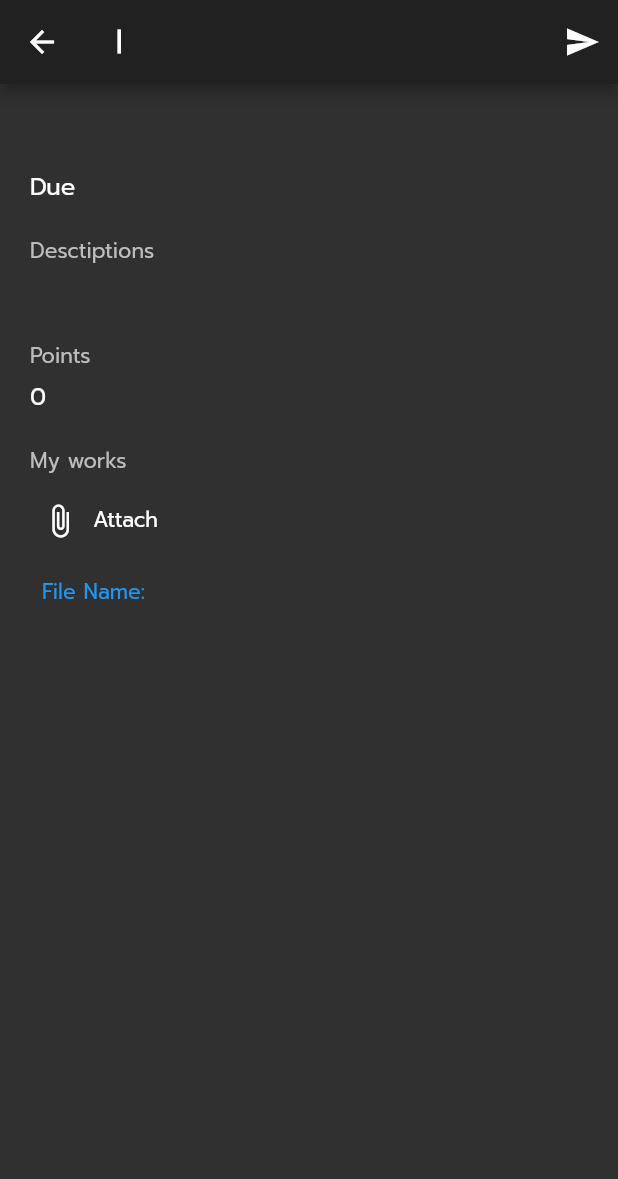
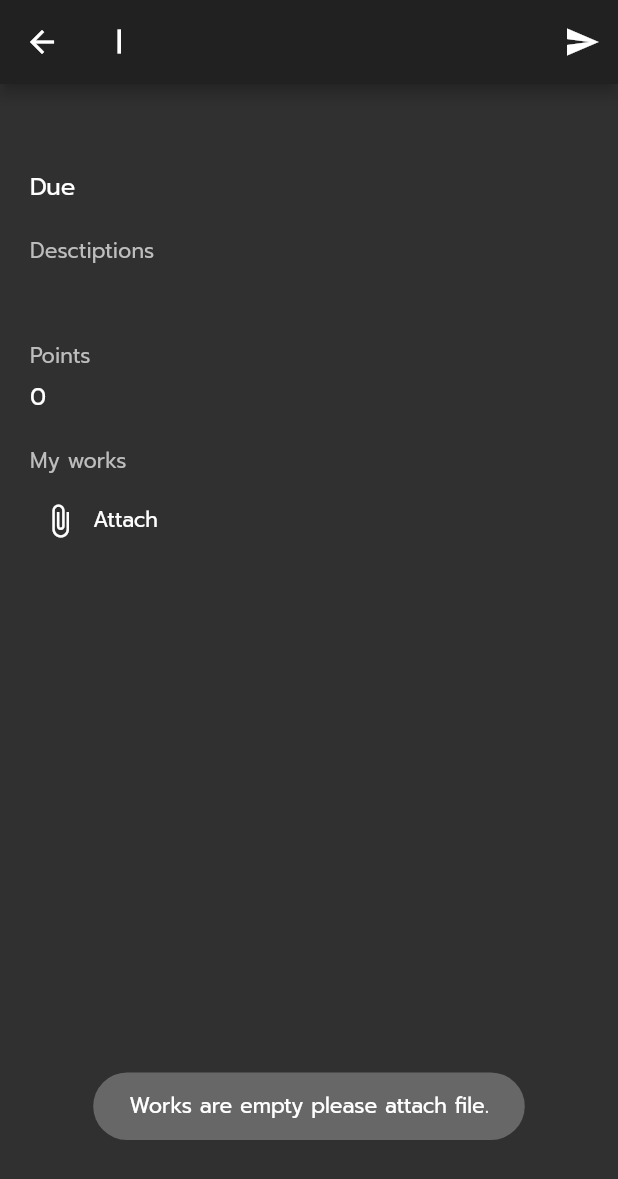
Before and after one commit to JerGun/AssignMe, a Flutter app: the AssignmentScreen screen opened directly with empty values, after a tap on the "send" icon, on a phone screen of 412 x 824 dp. Shown: the top 1179 px of the screen. Run offline on Flutter 3.47's test engine with Material 2 defaults, Android fonts, the light colour scheme and no system bars; our stand-ins replace cloud_firestore, file_picker, firebase_auth, firebase_core, firebase_storage, flutter_svg and 3 more; missing offline and left inert: flutter_rounded_date_picker; accounts and stored records are empty.

Commit message:
Fix toast didn't show

```diff
--- a/lib/screens/assignments/add_assignment_screen.dart
+++ b/lib/screens/assignments/add_assignment_screen.dart
@@ -36,7 +36,7 @@ class _AddAssignmentScreenState extends State<AddAssignmentScreen> {
   User? user = FirebaseAuth.instance.currentUser;
 
   Future addAssignments() async {
-    FirebaseFirestore.instance.collection('assignments').add({
+    DocumentReference assignmentDoc = await FirebaseFirestore.instance.collection('assignments').add({
       'gid': widget.gid,
       'groupName': widget.groupName,
       'cid': widget.cid,
@@ -47,7 +47,8 @@ class _AddAssignmentScreenState extends State<AddAssignmentScreen> {
       'dateDue': dateController.text,
       'timeDue': timeController.text,
       'assigner': user!.uid,
-    }).then((value) => Navigator.pop(context));
+    });
+    FirebaseFirestore.instance.collection('assignments').doc(assignmentDoc.id).update({'aid': assignmentDoc.id})..then((value) => Navigator.pop(context));
   }
 
   @override
--- a/lib/screens/assignments/assignment_screen.dart
+++ b/lib/screens/assignments/assignment_screen.dart
@@ -1,10 +1,13 @@
 import 'dart:io';
-import 'dart:typed_data';
 
+import 'package:cloud_firestore/cloud_firestore.dart';
 import 'package:file_picker/file_picker.dart';
+import 'package:firebase_auth/firebase_auth.dart';
 import 'package:firebase_storage/firebase_storage.dart';
 import 'package:flutter/material.dart';
 import 'package:flutter_assignme/screens/components/behavior.dart';
+import 'package:flutter_assignme/screens/components/toast.dart';
+import 'package:fluttertoast/fluttertoast.dart';
 import 'package:open_file/open_file.dart';
 
 class AssignmentScreen extends StatefulWidget {
@@ -14,6 +17,7 @@ class AssignmentScreen extends StatefulWidget {
     required this.groupName,
     required this.cid,
     required this.channelName,
+    required this.aid,
     required this.title,
     required this.descriptions,
     required this.points,
@@ -25,6 +29,7 @@ class AssignmentScreen extends StatefulWidget {
   final String groupName;
   final String cid;
   final String channelName;
+  final String aid;
   final String title;
   final String descriptions;
   final num points;
@@ -36,35 +41,71 @@ class AssignmentScreen extends StatefulWidget {
 }
 
 class _AssignmentScreenState extends State<AssignmentScreen> {
+  User? user = FirebaseAuth.instance.currentUser;
+
+  final List files = [];
+  final List url = [];
+  late Future<String> urlDownload;
+  late Size listviewSize;
+  late FToast fToast;
+
   String? filePath;
   String fileName = '';
   File? file;
-  late Future<String> urlDownload;
 
   Future getFileAndUpload() async {
     final result = await FilePicker.platform.pickFiles();
     if (result != null) {
-      // Uint8List? fileBytes = result.files.first.bytes;
       setState(() {
         filePath = result.files.first.path;
         file = File(filePath!);
-        fileName = result.files.first.name;
+        fileName = '${DateTime.now().millisecondsSinceEpoch}_${result.files.first.name}';
       });
-
       Reference ref = FirebaseStorage.instance.ref('uploads/$fileName');
-
       UploadTask uploadTask = ref.putFile(file!);
       final snapshot = await uploadTask.whenComplete(() => {});
       final urlDownload = await snapshot.ref.getDownloadURL();
-      print('Download-Link: $urlDownload');
+      setState(() {
+        files.add({'fileName': fileName, 'url': urlDownload});
+        url.add(urlDownload);
+        print(url);
+      });
     }
+  }
+
+  removeFile(String urlDownload) {
+    url.removeWhere((element) => element == urlDownload);
+    print(url);
   }
 
   Future openFile() async {
     if (filePath != null) {
-      print(filePath);
       await OpenFile.open(filePath);
     }
+  }
+
+  Future newResponse() async {
+    if (url.length == 0) {
+      fToast.showToast(
+        child: toast('Works are empty please attach file.'),
+        gravity: ToastGravity.BOTTOM,
+        toastDuration: Duration(seconds: 2),
+      );
+    } else {
+      DocumentReference responseDoc = await FirebaseFirestore.instance.collection('responses').add({
+        'aid': widget.aid,
+        'assignee': user!.uid,
+        'url': FieldValue.arrayUnion(url),
+      });
+      FirebaseFirestore.instance.collection('responses').doc(responseDoc.id).update({'rid': responseDoc.id}).then((value) => Navigator.pop(context));
+    }
+  }
+
+  @override
+  void initState() {
+    super.initState();
+    fToast = FToast();
+    fToast.init(context);
   }
 
   @override
@@ -82,7 +123,9 @@ class _AssignmentScreenState extends State<AssignmentScreen> {
         backgroundColor: Colors.grey[900],
         actions: [
           IconButton(
-            onPressed: () {},
+            onPressed: () {
+              newResponse();
+            },
             icon: Icon(
               Icons.send,
               color: Colors.white,
@@ -150,6 +193,50 @@ class _AssignmentScreenState extends State<AssignmentScreen> {
                     style: TextStyle(color: Colors.grey[400]),
                   ),
                   SizedBox(height: 5),
+                  Container(
+                    height: 50.0 * files.length,
+                    child: ListView.builder(
+                        itemCount: files.length,
+                        itemBuilder: (context, index) {
+                          return Container(
+                            height: 50,
+                            child: TextButton(
+                              onPressed: () {
+                                openFile();
+                              },
+                              style: ButtonStyle(splashFactory: NoSplash.splashFactory),
+                              child: Row(
+                                mainAxisAlignment: MainAxisAlignment.spaceBetween,
+                                children: [
+                                  Row(
+                                    children: [
+                                      Icon(Icons.insert_drive_file, color: Colors.white),
+                                      SizedBox(width: 10),
+                                      Text(
+                                        '${files[index]['fileName']}',
+                                        style: TextStyle(
+                                          color: Colors.white,
+                                        ),
+                                      ),
+                                    ],
+                                  ),
+                                  IconButton(
+                                      onPressed: () {
+                                        setState(() {
+                                          removeFile(files[index]['url']);
+                                          files.removeAt(index);
+                                        });
+                                      },
+                                      icon: Icon(
+                                        Icons.delete,
+                                        color: Colors.red,
+                                      ))
+                                ],
+                              ),
+                            ),
+                          );
+                        }),
+                  ),
                   TextButton(
                     onPressed: () {
                       getFileAndUpload();
@@ -174,16 +261,6 @@ class _AssignmentScreenState extends State<AssignmentScreen> {
                       ),
                     ),
                   ),
-                  Column(
-                    crossAxisAlignment: CrossAxisAlignment.start,
-                    children: [
-                      TextButton(
-                          onPressed: () {
-                            openFile();
-                          },
-                          child: Text('File Name: $fileName')),
-                    ],
-                  ),
                 ],
               ),
             ),
--- /dev/null
+++ b/lib/screens/components/toast.dart
@@ -0,0 +1,15 @@
+import 'package:flutter/material.dart';
+
+Container toast(String title) {
+  return Container(
+    padding: const EdgeInsets.symmetric(horizontal: 24.0, vertical: 12.0),
+    decoration: BoxDecoration(
+      borderRadius: BorderRadius.circular(25.0),
+      color: Colors.grey.withOpacity(0.5),
+    ),
+    child: Text(
+      title,
+      style: TextStyle(color: Colors.white),
+    ),
+  );
+}
--- a/lib/screens/home/components/home.dart
+++ b/lib/screens/home/components/home.dart
@@ -58,6 +58,7 @@ class _HomeState extends State<Home> {
                                             groupName: snapshot.data!.docs[index].get('groupName'),
                                             cid: snapshot.data!.docs[index].get('cid'),
                                             channelName: snapshot.data!.docs[index].get('channelName'),
+                                            aid: snapshot.data!.docs[index].get('aid'),
                                             title: snapshot.data!.docs[index].get('title'),
                                             descriptions: snapshot.data!.docs[index].get('descriptions'),
                                             points: snapshot.data!.docs[index].get('points'),
--- a/pubspec.yaml
+++ b/pubspec.yaml
@@ -34,12 +34,11 @@ dependencies:
   flutter_svg: ^0.22.0
   cloud_firestore: ^2.5.3
   google_sign_in: ^5.1.0
-  fluttertoast: ^8.0.8
   flutter_rounded_date_picker: ^2.0.2
   file_picker: ^4.1.4
   firebase_storage: ^10.0.5
   open_file: ^3.2.1
-  firebase_app_check: ^0.0.2+2
+  fluttertoast: ^8.0.7
 
 
 dev_dependencies:
```
Also changed, not shown: lib/screens/create_channel_screen.dart (+15 -9 lines), lib/screens/create_group_screen.dart (+16 -10 lines), lib/screens/profile_screen.dart (+2 -7 lines), lib/screens/sign_in_screen.dart (+15 -38 lines), lib/screens/sign_up_screen.dart (+19 -8 lines), pubspec.lock.
